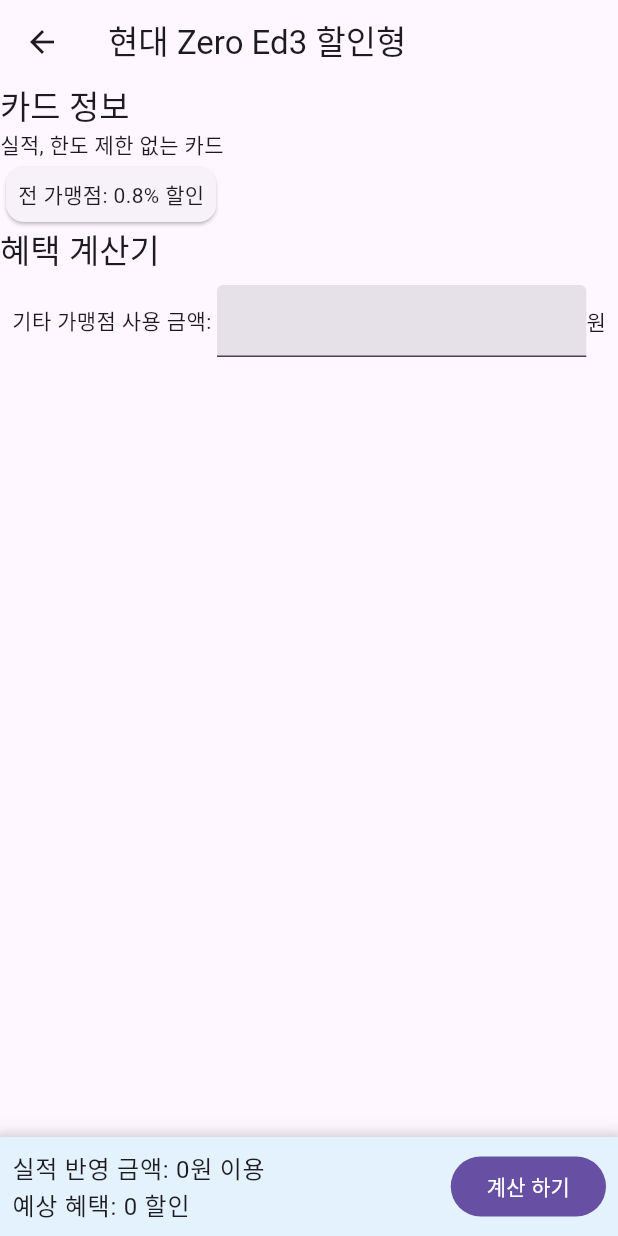
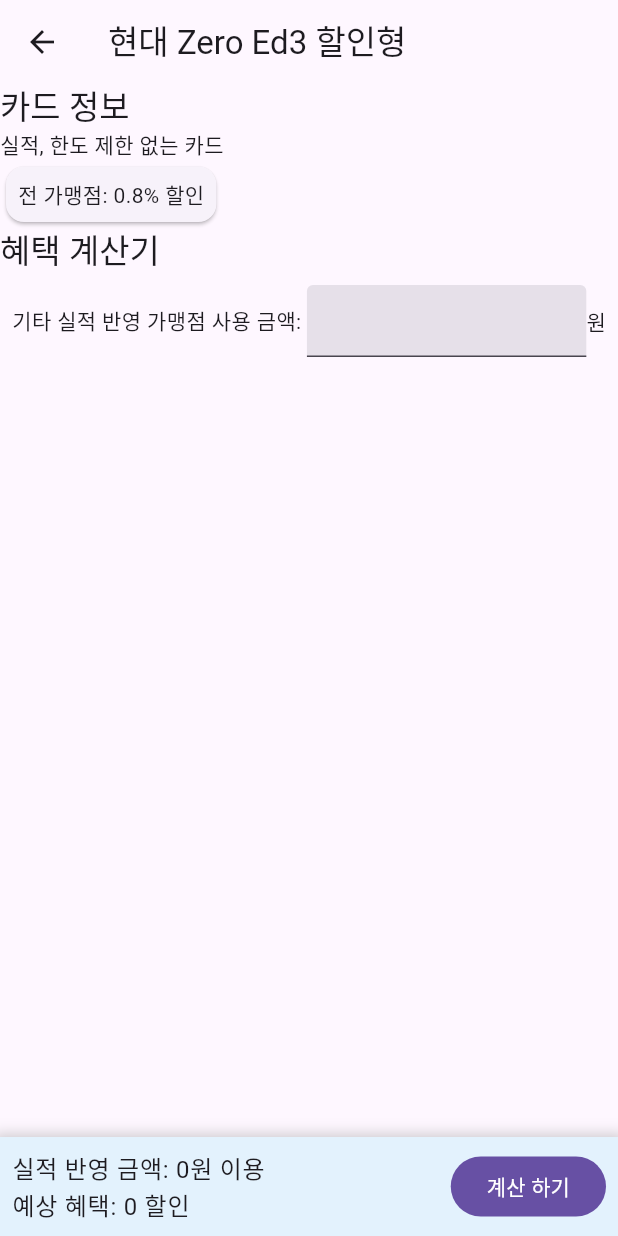
Before and after one commit to sun30812/show_me_card, a Flutter app: the screen it shows after launch, after a tap on "현대 Zero Ed3 할인형", on a phone screen of 412 x 824 dp. Run offline on Flutter 3.47's test engine with Material 3 defaults, Android fonts, the phone set to English and light mode, and no system bars; our stand-ins replace go_router.

Commit message:
상품권 실적 인정 및 혜택 적용 대상 카드 반영
- 상품권 실적 인정 및 적립 및 할인 대상 카드일 시 아이콘 추가

```diff
--- a/lib/model/card.dart
+++ b/lib/model/card.dart
@@ -79,7 +79,7 @@
   final String description;
 
   /// 카드 정보를 가진 객체
-  PayCard(
+  const PayCard(
       {required this.id,
       required this.name,
       required this.isAbleGiftCard,
@@ -94,14 +94,23 @@
       required this.type,
       required this.description});
 
-  int calculatePoint(
-      int usageMoney, int prevUsageMoney, Map<String, int>? usageExtraMoney) {
+  /// 카드 포인트를 계산하는 메서드
+  ///
+  /// [usageMoney]에 사움권 구매 실적을 제외한 실적이 인정되는 사용 금액을 입력하고, [giftCardMoney]에
+  /// 상품권 구매 실적 인정 금액을 기입한다.
+  /// 전월 실적 계산을 위해 [prevUsageMoney]에 전월 실적 인정 금액을 입력한 뒤 [usageExtraMoney]에 <혜택 영역 이름, 사용 금액>
+  /// 형태로 전달하면 된다.
+  int calculatePoint(int usageMoney, int giftCardMoney, int prevUsageMoney,
+      Map<String, int>? usageExtraMoney) {
     assert((boost == null) == (isBoostApplyForAll == null));
     List<int> boostList = boost != null ? boost!.keys.toList() : [];
     boostList.sort();
-    var target =
-        boostList.where((element) => element <= usageMoney / 10000).lastOrNull;
-    var result = usageMoney *
+    var target = boostList
+        .where((element) =>
+            element <=
+            (usageMoney + (isAbleGiftCard ? giftCardMoney : 0)) / 10000)
+        .lastOrNull;
+    var result = (usageMoney + (isDiscountGiftCard ? giftCardMoney : 0)) *
         (point *
             ((target != null) && (isBoostApplyForAll == true)
                 ? boost![target]!
--- a/lib/view/card_detail.dart
+++ b/lib/view/card_detail.dart
@@ -79,7 +79,7 @@
                     padding: const EdgeInsets.all(8.0),
                     child: Row(
                       children: [
-                        Text('기타 가맹점 사용 금액: '),
+                        const Text('기타 실적 반영 가맹점 사용 금액: '),
                         Flexible(
                             child: TextField(
                           controller: _viewModel.usageMoneyController,
@@ -89,6 +89,22 @@
                       ],
                     ),
                   ),
+                  if (card.isAbleGiftCard) ...[
+                    Padding(
+                      padding: const EdgeInsets.all(8.0),
+                      child: Row(
+                        children: [
+                          const Text('상품권 구매 금액: '),
+                          Flexible(
+                              child: TextField(
+                            controller: _viewModel.giftCardMoneyController,
+                            decoration: const InputDecoration(filled: true),
+                          )),
+                          const Text('원')
+                        ],
+                      ),
+                    )
+                  ]
                 ],
               ),
             ),
@@ -123,7 +139,7 @@
               color: Colors.grey.withOpacity(0.5),
               spreadRadius: 5,
               blurRadius: 7,
-              offset: Offset(0, 3),
+              offset: const Offset(0, 3),
             )
           ]),
       child: Row(
--- a/lib/view/card_list.dart
+++ b/lib/view/card_list.dart
@@ -37,9 +37,28 @@
                   child: Card(
                     child: Padding(
                       padding: const EdgeInsets.all(8.0),
-                      child: Text(
-                        snapshot.data![index].name,
-                        style: Theme.of(context).textTheme.titleLarge,
+                      child: Column(
+                        crossAxisAlignment: CrossAxisAlignment.start,
+                        children: [
+                          Text(
+                            snapshot.data![index].name,
+                            style: Theme.of(context).textTheme.titleLarge,
+                          ),
+                          Row(
+                            mainAxisAlignment: MainAxisAlignment.end,
+                            children: [
+                              if (snapshot.data![index].isAbleGiftCard) ...[
+                                const Icon(Icons.card_giftcard)
+                              ] else if (snapshot
+                                  .data![index].isDiscountGiftCard) ...[
+                                const Icon(
+                                  Icons.card_giftcard,
+                                  color: Colors.blueAccent,
+                                )
+                              ]
+                            ],
+                          )
+                        ],
                       ),
                     ),
                   ),
--- a/lib/viewModel/card_view_model.dart
+++ b/lib/viewModel/card_view_model.dart
@@ -30,10 +30,8 @@
   /// 받을 혜택을 계산하는 메서드
   int calculateMyPoint() {
     var calculatePoint = _card.calculatePoint(
-        calculateUsageMoney() -
-            (!_card.isDiscountGiftCard
-                ? (int.tryParse(giftCardMoneyController.text) ?? 0)
-                : 0),
+        calculateUsageMoney(),
+        int.tryParse(giftCardMoneyController.text) ?? 0,
         0,
         usageExtraMoney?.map(
             (key, value) => MapEntry(key, int.tryParse(value.text) ?? 0)));
@@ -46,6 +44,9 @@
   }
 
   /// 실적 반영 금액을 계산하는 메서드
+  ///
+  /// 상품권 실적 여부가 인정되지 않는 카드는 혜택 계산기에 상품권 구매 금액 란이 표시되지 않으므로
+  /// 여기서 상품권 실적 적용 가능 여부를 판단할 필요가 없음.
   int calculateUsageMoney() {
     var usageMoney = int.tryParse(usageMoneyController.text) ?? 0;
     var giftCardMoney = int.tryParse(giftCardMoneyController.text) ?? 0;
```
Also changed, not shown: 1 other file.
